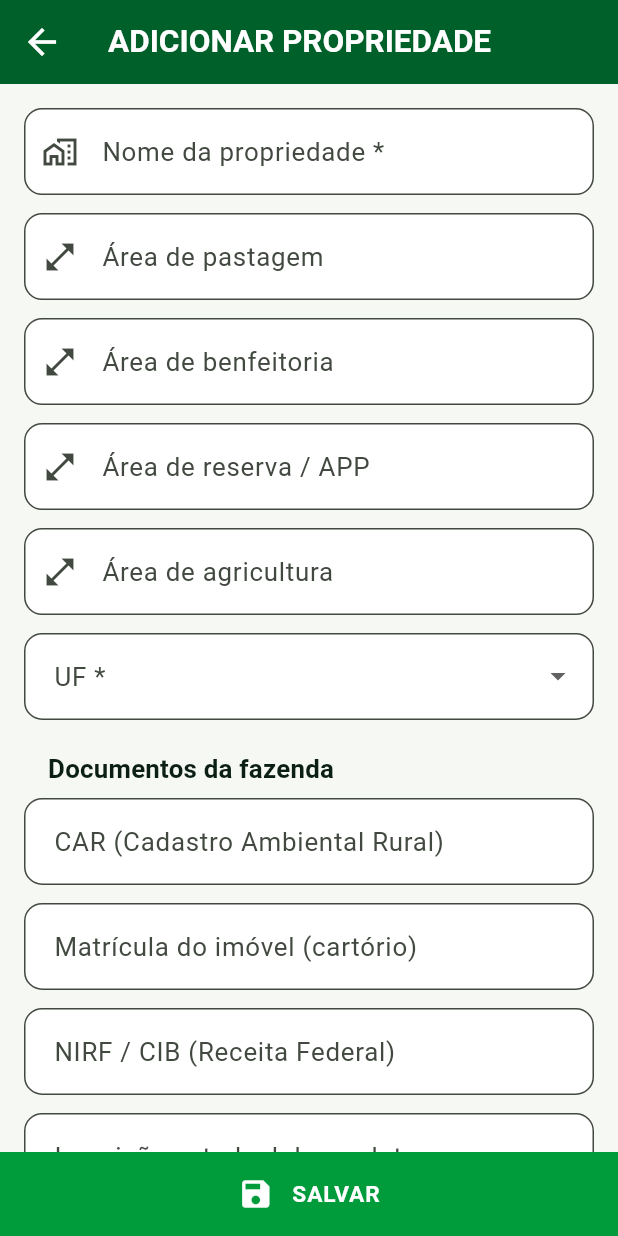
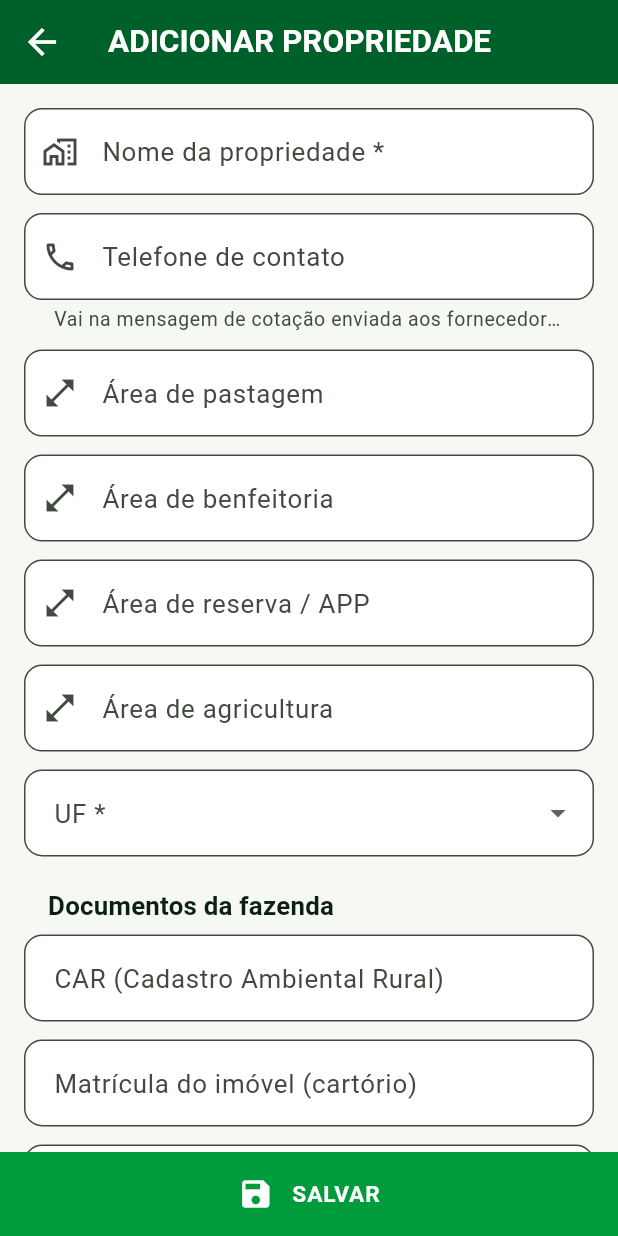
Before and after one commit to jairobraga01/eito-gestao-rural, a Flutter app: the PropriedadeFormPage screen opened directly, on a phone screen of 412 x 824 dp. Run offline on Flutter 3.47's test engine with Material 3 defaults, Android fonts, the phone set to English and light mode, and no system bars; our stand-ins replace cloud_firestore, connectivity_plus, firebase_auth, firebase_core, flutter_map, geolocator and 4 more; missing offline and left inert: dart:js_interop; accounts and stored records are empty; statements that could not run were skipped.

Commit message:
Cotação: mensagem do WhatsApp com propriedade, telefone e orientação de similar; telefone na propriedade (#36)
Claude-Session: https://claude.ai/code/session_01XrMdAiReeZY2XwonvGS1Yf

Co-authored-by: Claude <noreply@anthropic.com>

```diff
--- a/lib/telas/estoque.dart
+++ b/lib/telas/estoque.dart
@@ -213,6 +213,7 @@ class _CadastroProdutosPageState extends State<CadastroProdutosPage> {
                     title: Text(txt(i['nome'])),
                     subtitle: Text([
                       unidadeInsumo(i),
+                      if (movimentos(i['id'] as int).isNotEmpty) 'estoque: ${_q(saldo(i['id'] as int))}',
                       if (precoKgInsumo(i) != null) '${moeda(precoKgInsumo(i))}/${unidadeInsumo(i)}',
                       if (Db.registro('contatos', i['fornecedor_id']) case final f?) 'fornecedor: ${txt(f['nome'])}',
                     ].join(' · ')),
--- a/lib/telas/propriedades.dart
+++ b/lib/telas/propriedades.dart
@@ -75,6 +75,7 @@ class _PropriedadeFormPageState extends State<PropriedadeFormPage> {
   late final app = TextEditingController(text: _n(p?['area_app']));
   late final agricultura = TextEditingController(text: _n(p?['area_agricultura']));
   late final obs = TextEditingController(text: txt(p?['obs']));
+  late final telefone = TextEditingController(text: txt(p?['telefone']));
   // Dados legais; NIRF e IE são os mesmos campos usados no LCDPR.
   late final car = TextEditingController(text: txt(p?['car']));
   late final matricula = TextEditingController(text: txt(p?['matricula']));
@@ -87,7 +88,7 @@ class _PropriedadeFormPageState extends State<PropriedadeFormPage> {
 
   @override
   void dispose() {
-    for (final c in [nome, pastagem, benfeitoria, app, agricultura, obs, car, matricula, nirf, ie]) {
+    for (final c in [nome, telefone, pastagem, benfeitoria, app, agricultura, obs, car, matricula, nirf, ie]) {
       c.dispose();
     }
     super.dispose();
@@ -115,6 +116,7 @@ class _PropriedadeFormPageState extends State<PropriedadeFormPage> {
       'uf': uf,
       'atividades': [for (final a in atividadesPropriedade) if (atividades.contains(a)) a].join(', '),
       'obs': nulo(obs.text),
+      'telefone': nulo(telefone.text),
       'car': nulo(car.text),
       'matricula': nulo(matricula.text),
       'lcdpr_cod_itr': nulo(nirf.text),
@@ -166,6 +168,15 @@ class _PropriedadeFormPageState extends State<PropriedadeFormPage> {
             decoration: const InputDecoration(labelText: 'Nome da propriedade *', prefixIcon: Icon(Icons.home_work_outlined)),
           ),
           gap,
+          TextField(
+            controller: telefone,
+            keyboardType: TextInputType.phone,
+            decoration: const InputDecoration(
+                labelText: 'Telefone de contato',
+                helperText: 'Vai na mensagem de cotação enviada aos fornecedores',
+                prefixIcon: Icon(Icons.phone_outlined)),
+          ),
+          gap,
           _area(pastagem, 'Área de pastagem'),
           gap,
           _area(benfeitoria, 'Área de benfeitoria'),
```
Also changed, not shown: lib/dados/cotacao_compra.dart (+17 -7 lines), lib/telas/cotacao_compra.dart (+26 -5 lines), 2 other files.
